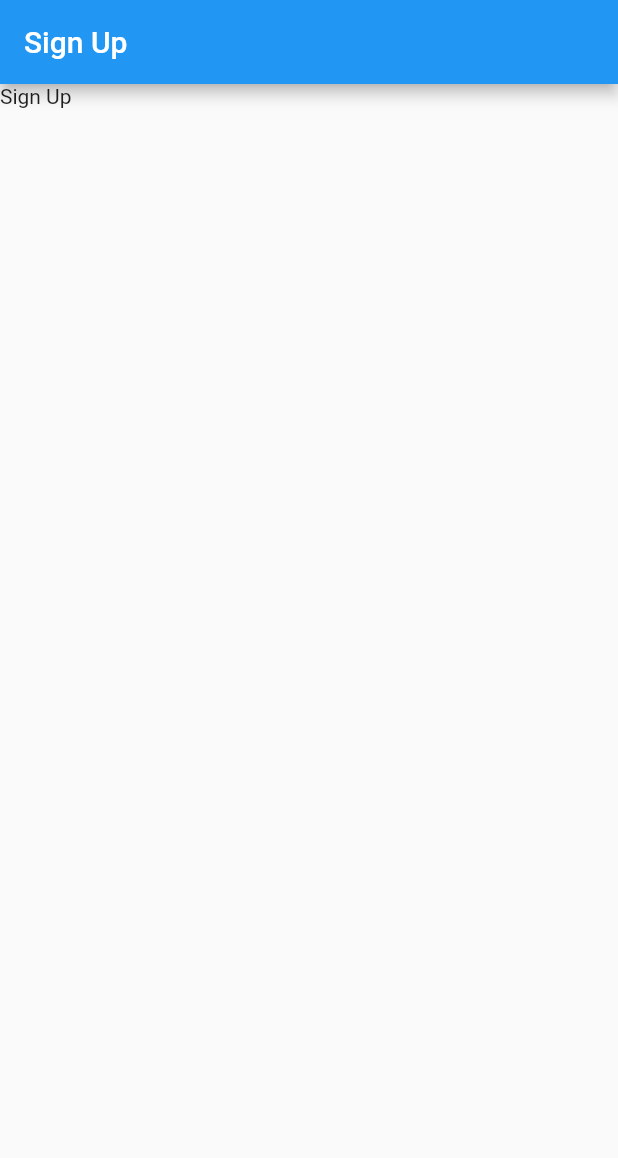
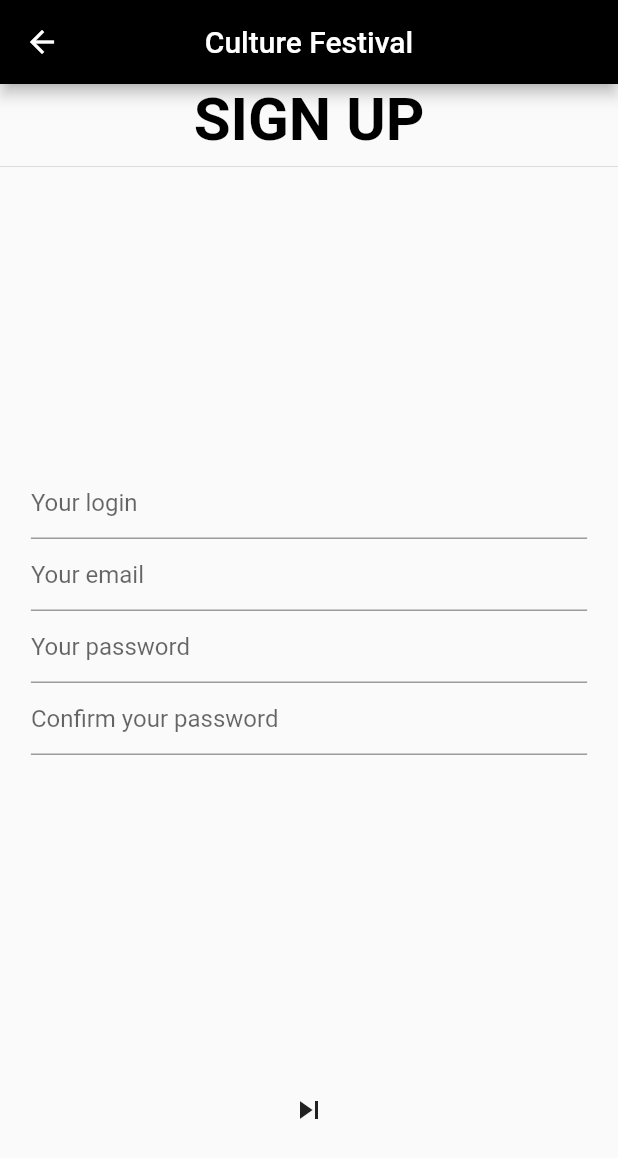
Before and after one commit to polymorph233/culture_flutter_client, a Flutter app: the SignUpScreen screen opened by its route, on a phone screen of 412 x 824 dp. Shown: the top 1158 px of the screen. Run offline on Flutter 3.47's test engine with Material 2 defaults, Android fonts, the phone set to English and light mode, and no system bars; our stand-ins replace firebase_auth, go_router; accounts and stored records are empty.

Commit message:
add 'log in' et 'sign up' screens

```diff
--- a/lib/main.dart
+++ b/lib/main.dart
@@ -1,6 +1,6 @@
-import 'package:culture_flutter_client/screens/AuthChoiceScreen.dart';
-import 'package:culture_flutter_client/screens/LoginScreen.dart';
-import 'package:culture_flutter_client/screens/SignUpScreen.dart';
+import 'package:culture_flutter_client/screens/auth_choice_screen.dart';
+import 'package:culture_flutter_client/screens/login_screen.dart';
+import 'package:culture_flutter_client/screens/sign_up_screen.dart';
 import 'package:flutter/material.dart';
 import 'package:firebase_auth/firebase_auth.dart';
 import 'package:go_router/go_router.dart';
--- a/lib/screens/SignUpScreen.dart
+++ /dev/null
@@ -1,22 +0,0 @@
-import 'package:flutter/material.dart';
-import 'package:flutter/cupertino.dart';
-import 'package:firebase_auth/firebase_auth.dart';
-
-class SignUpScreen extends StatefulWidget {
-  const SignUpScreen({super.key});
-  @override
-  SignUpScreenState createState() => new SignUpScreenState();
-}
-
-class SignUpScreenState extends State<SignUpScreen> {
-  @override
-  Widget build(BuildContext context) {
-    // TODO: implement build
-    return new Scaffold(
-      appBar: new AppBar(
-        title: new Text("Sign Up"),
-      ),
-      body: new Text("Sign Up"),
-    );
-  }
-}
--- a/lib/screens/AuthChoiceScreen.dart
+++ b/lib/screens/auth_choice_screen.dart
@@ -18,8 +18,7 @@ class AuthChoiceScreenState extends State<AuthChoiceScreen> {
         height: double.infinity,
         decoration: BoxDecoration(
           image: DecorationImage(
-              image: NetworkImage(
-                  'https://cdn.pixabay.com/photo/2015/11/22/19/04/crowd-1056764_960_720.jpg'),
+              image: AssetImage('assets/images/background_welcome_screen.jpg'),
               fit: BoxFit.cover),
         ),
         child: Column(
--- /dev/null
+++ b/lib/screens/sign_up_screen.dart
@@ -0,0 +1,133 @@
+import 'package:flutter/material.dart';
+import 'package:flutter/cupertino.dart';
+import 'package:firebase_auth/firebase_auth.dart';
+import 'package:go_router/go_router.dart';
+
+class SignUpScreen extends StatefulWidget {
+  const SignUpScreen({super.key});
+  @override
+  SignUpScreenState createState() => new SignUpScreenState();
+}
+
+class SignUpScreenState extends State<SignUpScreen> {
+  String _login = '';
+  String _loginS = '';
+  String _email = '';
+  String _emailS = '';
+  String _password1 = '';
+  String _password1S = '';
+  String _password2 = '';
+  String _password2S = '';
+  @override
+  Widget build(BuildContext context) {
+    // TODO: implement build
+    return new Scaffold(
+      appBar: new AppBar(
+        backgroundColor: Colors.black,
+        title: new Text("Culture Festival"),
+        centerTitle: true,
+        leading: new IconButton(
+          icon: Icon(
+            Icons.arrow_back_sharp,
+            color: Colors.white,
+          ),
+          onPressed: () => context.go("/"),
+        ),
+      ),
+      body: SingleChildScrollView(
+        child: Center(
+          child: new Column(
+            mainAxisAlignment: MainAxisAlignment.center,
+            children: <Widget>[
+              Text(
+                'SIGN UP',
+                style: TextStyle(
+                    fontWeight: FontWeight.bold,
+                    fontSize: 40,
+                    color: Colors.black),
+              ),
+              Divider(),
+              Padding(padding: EdgeInsets.only(bottom: 20)),
+              Container(
+                height: MediaQuery.of(context).size.height * 0.7,
+                width: MediaQuery.of(context).size.width * 0.9,
+                child: Column(
+                  mainAxisAlignment: MainAxisAlignment.center,
+                  children: <Widget>[
+                    TextField(
+                      decoration: InputDecoration(
+                        hintText: 'Your login',
+                      ),
+                      onChanged: (value) {
+                        setState(() {
+                          _login = value;
+                        });
+                      },
+                      onSubmitted: (value) {
+                        setState(() {
+                          _loginS = value;
+                        });
+                      },
+                    ),
+                    TextField(
+                      keyboardType: TextInputType.emailAddress,
+                      decoration: InputDecoration(
+                        hintText: 'Your email',
+                      ),
+                      onChanged: (value) {
+                        setState(() {
+                          _email = value;
+                        });
+                      },
+                      onSubmitted: (value) {
+                        setState(() {
+                          _emailS = value;
+                        });
+                      },
+                    ),
+                    TextField(
+                      obscureText: true,
+                      decoration: InputDecoration(
+                        hintText: 'Your password',
+                      ),
+                      onChanged: (value) {
+                        setState(() {
+                          _password1 = value;
+                        });
+                      },
+                      onSubmitted: (value) {
+                        setState(() {
+                          _password1S = value;
+                        });
+                      },
+                    ),
+                    TextField(
+                      obscureText: true,
+                      decoration: InputDecoration(
+                        hintText: 'Confirm your password',
+                      ),
+                      onChanged: (value) {
+                        setState(() {
+                          _password2 = value;
+                        });
+                      },
+                      onSubmitted: (value) {
+                        setState(() {
+                          _password2S = value;
+                        });
+                      },
+                    ),
+                    Padding(padding: EdgeInsets.only(bottom: 40)),
+                  ],
+                ),
+              ),
+              IconButton(
+                  onPressed: () => context.go("/welcome"),
+                  icon: Icon(Icons.skip_next_sharp))
+            ],
+          ),
+        ),
+      ),
+    );
+  }
+}
```
Also changed, not shown: lib/screens/LoginScreen.dart (deleted, +0 -57 lines), lib/screens/login_screen.dart (added, +103 -0 lines).
